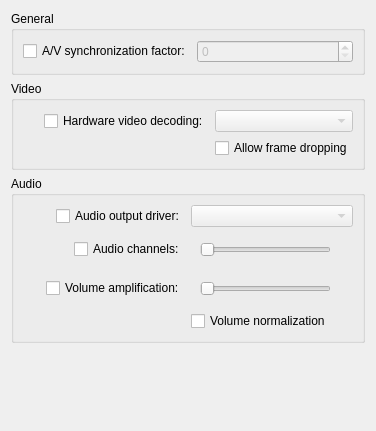
maxrd2/SubtitleComposer, file src/videoplayerplugins/mpv/mpvconfigwidget.ui: the form before one commit.
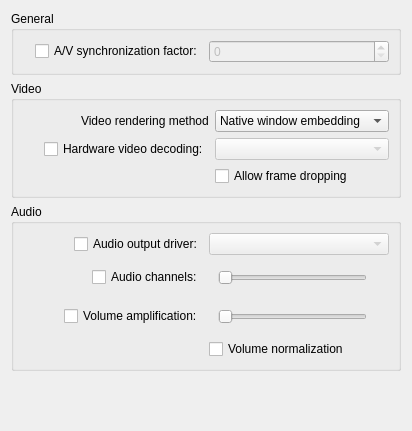
The form after the commit.

Commit message: Added MPV config for render API selection.

```diff
--- a/src/videoplayerplugins/mpv/mpvconfigwidget.ui
+++ b/src/videoplayerplugins/mpv/mpvconfigwidget.ui
@@ -6,7 +6,7 @@
    <rect>
     <x>0</x>
     <y>0</y>
-    <width>376</width>
+    <width>412</width>
     <height>431</height>
    </rect>
   </property>
@@ -43,24 +43,51 @@
       <string>Video</string>
      </property>
      <layout class="QGridLayout" name="gridLayout_2" columnstretch="1,0">
-      <item row="0" column="1">
+      <item row="1" column="0" alignment="Qt::AlignRight|Qt::AlignVCenter">
+       <widget class="QCheckBox" name="kcfg_hwDecodeEnabled">
+        <property name="text">
+         <string>Hardware video decoding:</string>
+        </property>
+       </widget>
+      </item>
+      <item row="1" column="1">
        <widget class="QComboBox" name="kcfg_hwDecode">
         <property name="enabled">
          <bool>false</bool>
         </property>
        </widget>
       </item>
-      <item row="1" column="1">
+      <item row="2" column="1">
        <widget class="QCheckBox" name="kcfg_frameDropping">
         <property name="text">
          <string>Allow frame dropping</string>
         </property>
        </widget>
       </item>
+      <item row="0" column="1">
+       <widget class="QComboBox" name="kcfg_renderMethod">
+        <property name="currentIndex">
+         <number>0</number>
+        </property>
+        <item>
+         <property name="text">
+          <string>Native window embedding</string>
+         </property>
+        </item>
+        <item>
+         <property name="text">
+          <string>OpenGL render API</string>
+         </property>
+        </item>
+       </widget>
+      </item>
       <item row="0" column="0" alignment="Qt::AlignRight|Qt::AlignVCenter">
-       <widget class="QCheckBox" name="kcfg_hwDecodeEnabled">
+       <widget class="QLabel" name="label_renderMethod">
         <property name="text">
-         <string>Hardware video decoding:</string>
+         <string>Video rendering method</string>
+        </property>
+        <property name="buddy">
+         <cstring>kcfg_renderMethod</cstring>
         </property>
        </widget>
       </item>
```
Left out of the diff: 1 changed line with no effect on the pictures. The commit also changes 9 other files.
